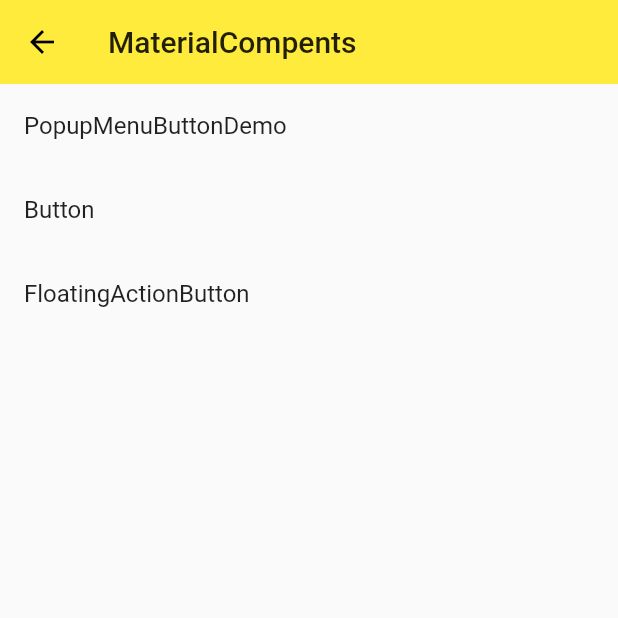
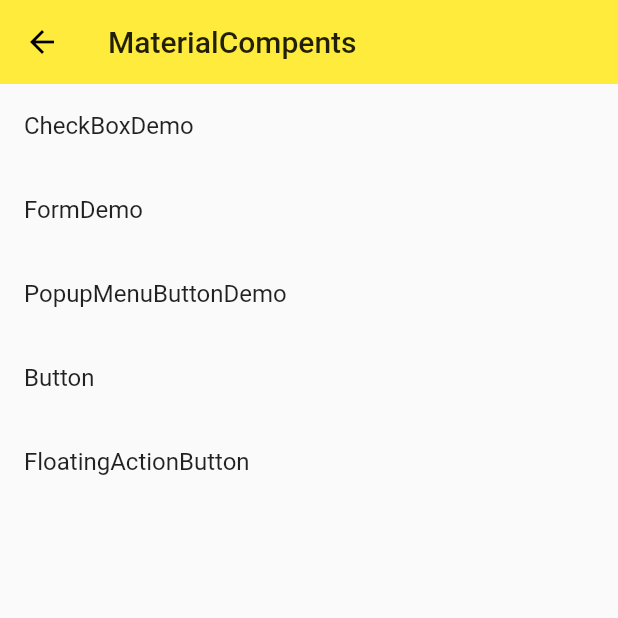
Before and after one commit to kzeeyang/flutter_study, a Flutter app: the screen it shows after launch, on a phone screen of 412 x 824 dp, the top half of it. Run offline on Flutter 3.47's test engine with Material 2 defaults, Android fonts, the phone set to English and light mode, and no system bars.

Commit message:
form checkbox

```diff
--- a/lib/demo/form_demo.dart
+++ b/lib/demo/form_demo.dart
@@ -5,6 +5,10 @@ class FormDemo extends StatelessWidget {
   Widget build(BuildContext context) {
     // TODO: implement build
     return Scaffold(
+      appBar: AppBar(
+        title: Text('FormDemo'),
+        elevation: 0.0,
+      ),
       body: Theme(
         data: Theme.of(context).copyWith(
           //针对当前部分组件主题覆盖
--- a/lib/demo/material_components.dart
+++ b/lib/demo/material_components.dart
@@ -2,6 +2,8 @@ import 'package:flutter/material.dart';
 import 'button_demo.dart';
 import 'floatingActionButton_demo.dart';
 import 'popupMenuButton_demo.dart';
+import 'form_demo.dart';
+import 'checkBox_demo.dart';
 
 class MaterialCompents extends StatelessWidget {
   @override
@@ -13,6 +15,14 @@ class MaterialCompents extends StatelessWidget {
       ),
       body: ListView(
         children: <Widget>[
+          ListItem(
+            title: 'CheckBoxDemo',
+            page: CheckBoxDemo(),
+          ),
+          ListItem(
+            title: 'FormDemo',
+            page: FormDemo(),
+          ),
           ListItem(
             title: 'PopupMenuButtonDemo',
             page: PopupMenuButtonDemo(),
```
Also changed, not shown: lib/demo/checkBox_demo.dart (added, +36 -0 lines).
